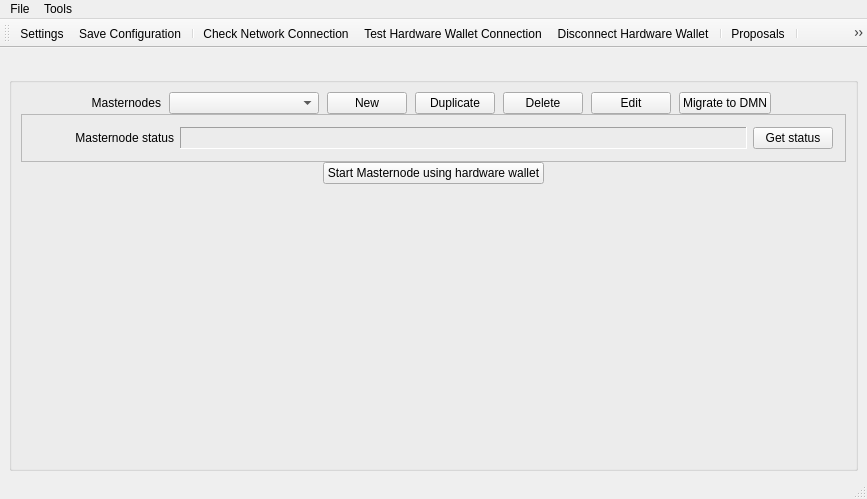
Old version of the form src/ui/ui_main_dlg.ui in the repository Bertrand256/dash-masternode-tool.
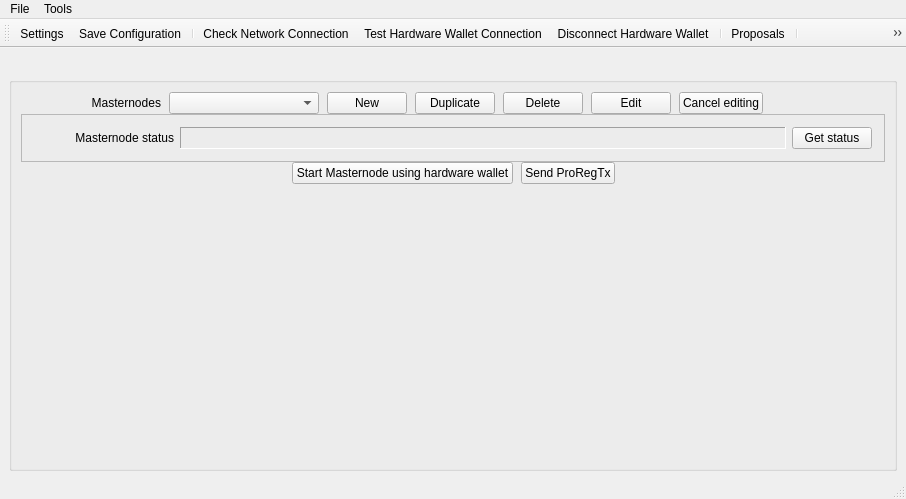
New version of the form.

What changed in the file:
```diff
--- a/src/ui/ui_main_dlg.ui
+++ b/src/ui/ui_main_dlg.ui
@@ -6,7 +6,7 @@
    <rect>
     <x>0</x>
     <y>0</y>
-    <width>867</width>
+    <width>906</width>
     <height>499</height>
    </rect>
   </property>
@@ -218,9 +218,9 @@
           </widget>
          </item>
          <item>
-          <widget class="QPushButton" name="btnMigrateToDMN">
+          <widget class="QPushButton" name="btnCancelEditingMn">
            <property name="text">
-            <string>Migrate to DMN</string>
+            <string>Cancel editing</string>
            </property>
           </widget>
          </item>
@@ -326,6 +326,22 @@
        </item>
        <item>
         <layout class="QHBoxLayout" name="horizontalLayout_2">
+         <property name="spacing">
+          <number>8</number>
+         </property>
+         <item>
+          <spacer name="horizontalSpacer_2">
+           <property name="orientation">
+            <enum>Qt::Horizontal</enum>
+           </property>
+           <property name="sizeHint" stdset="0">
+            <size>
+             <width>40</width>
+             <height>20</height>
+            </size>
+           </property>
+          </spacer>
+         </item>
          <item>
           <widget class="QPushButton" name="btnBroadcastMn">
            <property name="sizePolicy">
@@ -357,6 +373,26 @@
            </property>
           </widget>
          </item>
+         <item>
+          <widget class="QPushButton" name="btnMigrateToDMN">
+           <property name="text">
+            <string>Send ProRegTx</string>
+           </property>
+          </widget>
+         </item>
+         <item>
+          <spacer name="horizontalSpacer_3">
+           <property name="orientation">
+            <enum>Qt::Horizontal</enum>
+           </property>
+           <property name="sizeHint" stdset="0">
+            <size>
+             <width>40</width>
+             <height>20</height>
+            </size>
+           </property>
+          </spacer>
+         </item>
         </layout>
        </item>
        <item>
@@ -383,7 +419,7 @@
     <rect>
      <x>0</x>
      <y>0</y>
-     <width>867</width>
+     <width>906</width>
      <height>22</height>
     </rect>
    </property>
```
